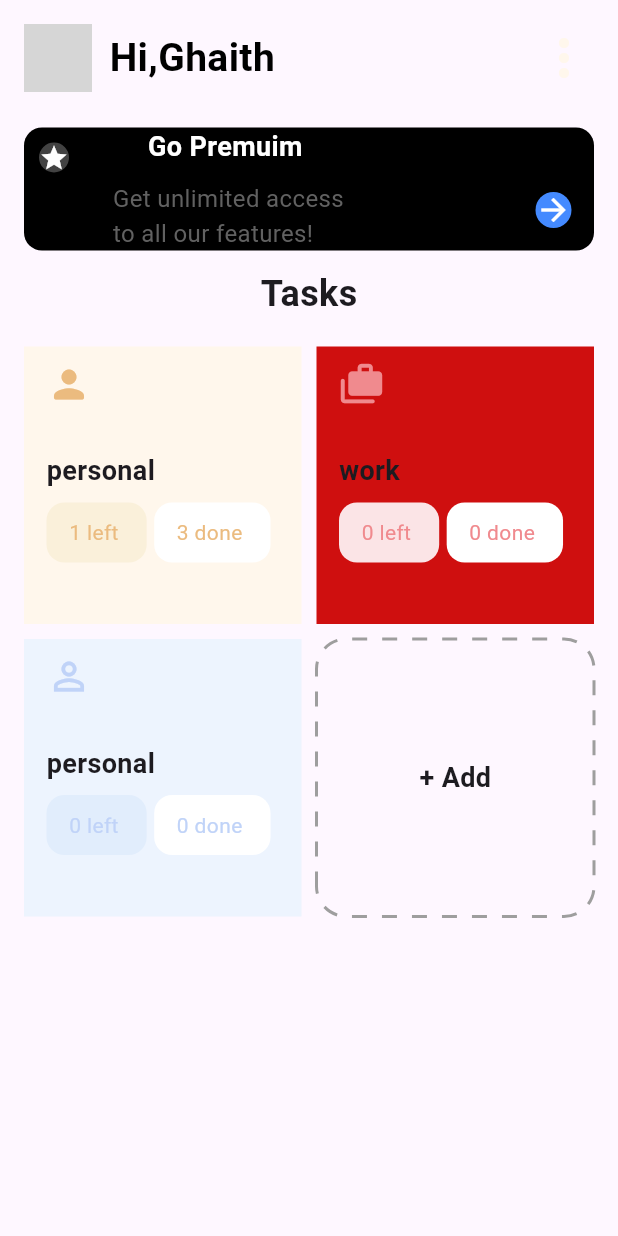
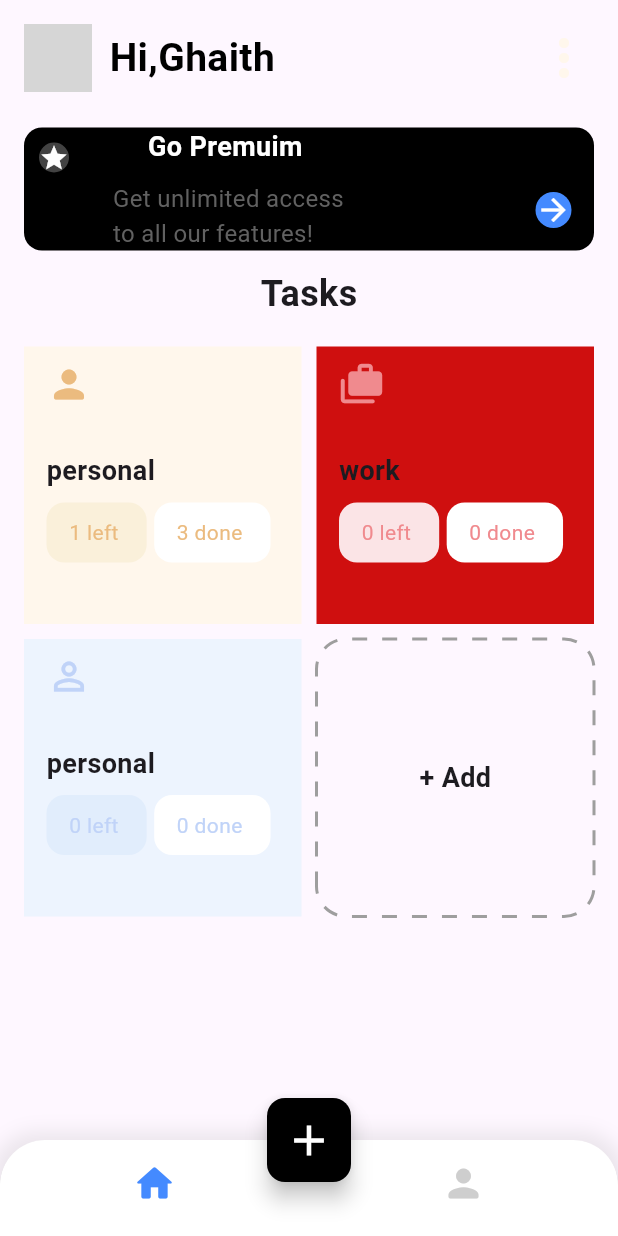
Before and after one commit to pakpuk/Task_mangment-app, a Flutter app: the screen it shows after launch, on a phone screen of 412 x 824 dp. Run offline on Flutter 3.47's test engine with Material 3 defaults, Android fonts, the light colour scheme and no system bars; drawn by our look-alikes of dotted_border; grey boxes are pictures that could not be loaded.

Commit message:
finish home page

```diff
--- a/lib/screens/home_screen.dart
+++ b/lib/screens/home_screen.dart
@@ -1,6 +1,7 @@
 import 'package:flutter/material.dart';
 import 'package:taskmanagment_app/core/appcolor.dart';
 import 'package:taskmanagment_app/core/textmanager.dart';
+import 'package:taskmanagment_app/widgets/bottom_nav_barr.dart';
 import 'package:taskmanagment_app/widgets/gopremuiim_widget.dart';
 import 'package:taskmanagment_app/widgets/tasklist_widget.dart';
 
@@ -74,6 +75,19 @@ class _HomeScreenState extends State<HomeScreen> {
           ),
         ),
       ),
+      bottomNavigationBar: const BottomNavBarrWidget(),
+      floatingActionButtonLocation: FloatingActionButtonLocation.centerDocked,
+      floatingActionButton: FloatingActionButton(
+        backgroundColor: Appcolor.kblackColor,
+        shape: const RoundedRectangleBorder(
+            borderRadius: BorderRadius.all(Radius.circular(12))),
+        onPressed: () {},
+        child: const Icon(
+          Icons.add,
+          color: Appcolor.kwhite,
+          size: 34,
+        ),
+      ),
     );
   }
 }
--- /dev/null
+++ b/lib/widgets/bottom_nav_barr.dart
@@ -0,0 +1,49 @@
+import 'package:flutter/material.dart';
+import 'package:taskmanagment_app/core/appcolor.dart';
+
+class BottomNavBarrWidget extends StatelessWidget {
+  const BottomNavBarrWidget({super.key});
+
+  @override
+  Widget build(BuildContext context) {
+    return Container(
+      decoration: BoxDecoration(
+          borderRadius: BorderRadius.only(
+              topLeft: Radius.circular(30), topRight: Radius.circular(30)),
+          boxShadow: [
+            BoxShadow(
+              color: Appcolor.kgrey.withOpacity(0.2),
+              blurRadius: 10,
+              spreadRadius: 5,
+            )
+          ]),
+      child: ClipRRect(
+        borderRadius: const BorderRadius.only(
+          topLeft: Radius.circular(30),
+          topRight: Radius.circular(30),
+        ),
+        child: BottomNavigationBar(
+          backgroundColor: Appcolor.kwhite,
+          showSelectedLabels: false,
+          showUnselectedLabels: false,
+          selectedItemColor: Appcolor.kBlueaccent,
+          unselectedItemColor: Appcolor.kgrey.withOpacity(0.5),
+          items: [
+            BottomNavigationBarItem(
+                label: 'Home',
+                icon: Icon(
+                  Icons.home_rounded,
+                  size: 30,
+                )),
+            BottomNavigationBarItem(
+                label: "Profile",
+                icon: Icon(
+                  Icons.person_rounded,
+                  size: 30,
+                ))
+          ],
+        ),
+      ),
+    );
+  }
+}
```
